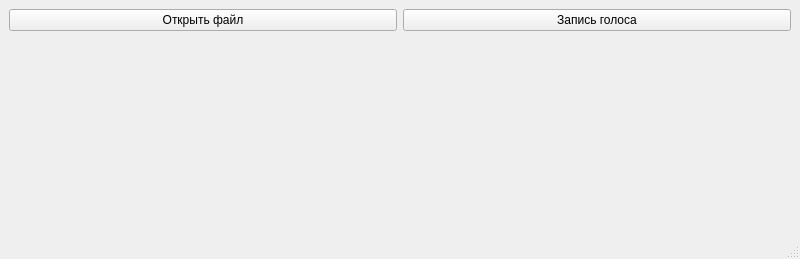
Before: the Qt Designer form view/recognizer_view.ui in AndrewKosmos/Speech-Emotions-Recognition, drawn with Qt 5.
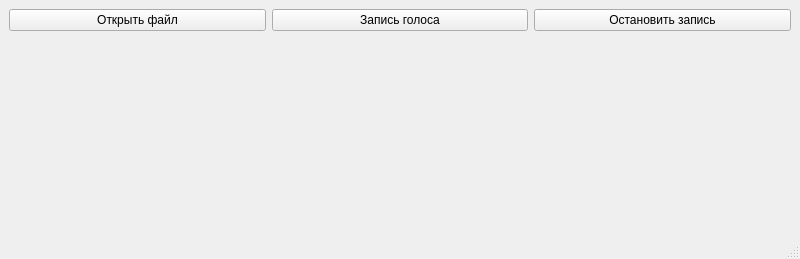
After: the same form once the commit is applied.

Patch:
```diff
--- a/view/recognizer_view.ui
+++ b/view/recognizer_view.ui
@@ -48,10 +48,10 @@
       </property>
      </widget>
     </item>
-    <item row="2" column="0">
-     <widget class="QLabel" name="l_result">
+    <item row="0" column="2">
+     <widget class="QPushButton" name="pb_voice_stop">
       <property name="text">
-       <string/>
+       <string>Остановить запись</string>
       </property>
      </widget>
     </item>
```
Left out of the diff: 9 changed lines with no effect on the pictures.
